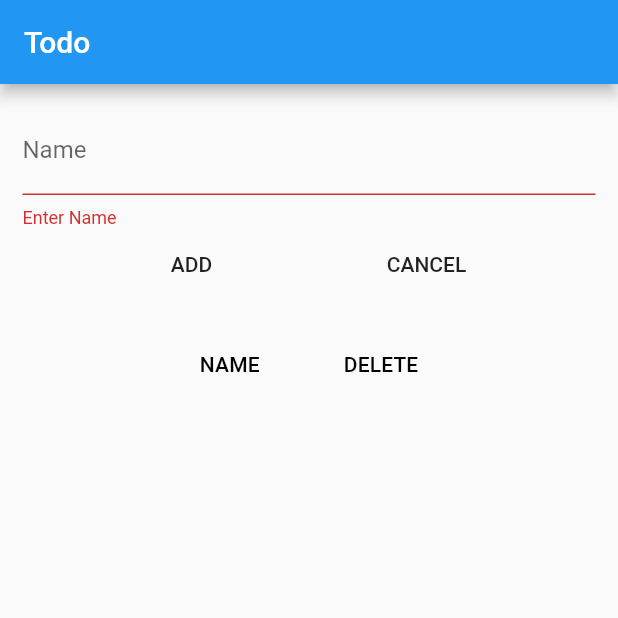
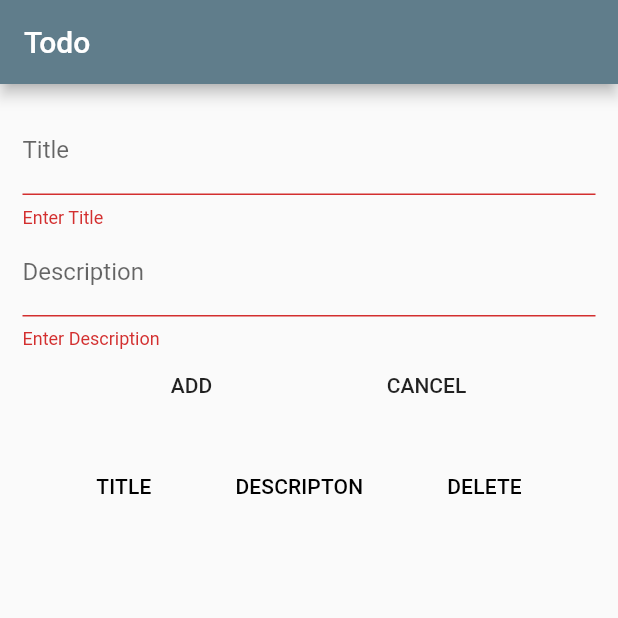
Before and after one commit to rowen101/fluttertodosqlite, a Flutter app: the screen it shows after launch, after a tap on "ADD", on a phone screen of 412 x 824 dp, the top half of it. Run offline on Flutter 3.47's test engine with Material 2 defaults, Android fonts, the phone set to English and light mode, and no system bars; our stand-ins replace sqflite; accounts and stored records are empty.

Commit message:
Initial update

```diff
--- a/lib/main.dart
+++ b/lib/main.dart
@@ -1,7 +1,8 @@
+import 'package:basicapp/sqlite/employee.dart';
 import 'package:flutter/material.dart';
-import 'src/sqlite/employee.dart';
 import 'dart:async';
-import 'src/sqlite/db_helper.dart';
+import 'package:basicapp/sqlite/db_helper.dart';
+
 void main() => runApp(MyApp());
 
 class MyApp extends StatelessWidget {
@@ -9,9 +10,10 @@ class MyApp extends StatelessWidget {
   @override
   Widget build(BuildContext context) {
     return MaterialApp(
+       debugShowCheckedModeBanner: false,
       title: 'Flutter Demo',
       theme: ThemeData(
-        primarySwatch: Colors.blue,
+        primarySwatch: Colors.blueGrey,
       ),
       home: MyHomePage(title: 'Todo'),
     );
@@ -28,11 +30,12 @@ class MyHomePage extends StatefulWidget {
 }
 
 class _MyHomePageState extends State<MyHomePage> {
-
   //
   Future<List<Employee>> employees;
   TextEditingController controller = TextEditingController();
+  TextEditingController cdescription = TextEditingController();
   String name;
+  String description;
   int curUserId;
 
   final formKey = new GlobalKey<FormState>();
@@ -40,34 +43,35 @@ class _MyHomePageState extends State<MyHomePage> {
   bool isUpdating;
 
   @override
-  void initState(){
+  void initState() {
     super.initState();
-    dbHelper =  DBHelper();
+    dbHelper = DBHelper();
     isUpdating = false;
     refreshList();
   }
 
-  refreshList(){
+  refreshList() {
     setState(() {
       employees = dbHelper.getEmployees();
     });
   }
-  clearName(){
+
+  clearName() {
     controller.text = '';
+    cdescription.text = '';
   }
 
-  validate(){
-    if(formKey.currentState.validate()){
+  validate() {
+    if (formKey.currentState.validate()) {
       formKey.currentState.save();
-      if(isUpdating){
-        Employee e = Employee(curUserId, name);
+      if (isUpdating) {
+        Employee e = Employee(curUserId, name, description);
         dbHelper.update(e);
         setState(() {
           isUpdating = false;
         });
-
       } else {
-        Employee e =Employee(null, name);
+        Employee e = Employee(null, name, description);
         dbHelper.save(e);
       }
       clearName();
@@ -75,7 +79,7 @@ class _MyHomePageState extends State<MyHomePage> {
     }
   }
 
-  form(){
+  form() {
     return Form(
       key: formKey,
       child: Padding(
@@ -88,9 +92,16 @@ class _MyHomePageState extends State<MyHomePage> {
             TextFormField(
               controller: controller,
               keyboardType: TextInputType.text,
-              decoration: InputDecoration(labelText: 'Name'),
-              validator: (val) => val.length == 0 ? 'Enter Name' :null,
+              decoration: InputDecoration(labelText: 'Title'),
+              validator: (val) => val.length == 0 ? 'Enter Title' : null,
               onSaved: (val) => name = val,
+            ),
+            TextFormField(
+              controller: cdescription,
+              keyboardType: TextInputType.text,
+              decoration: InputDecoration(labelText: 'Description'),
+              validator: (val) => val.length == 0 ? 'Enter Description' : null,
+              onSaved: (val) => description = val,
             ),
             Row(
               mainAxisAlignment: MainAxisAlignment.spaceEvenly,
@@ -100,7 +111,7 @@ class _MyHomePageState extends State<MyHomePage> {
                   child: Text(isUpdating ? 'UPDATE' : 'ADD'),
                 ),
                 FlatButton(
-                  onPressed: (){
+                  onPressed: () {
                     setState(() {
                       isUpdating = false;
                     });
@@ -116,53 +127,57 @@ class _MyHomePageState extends State<MyHomePage> {
     );
   }
 
-  SingleChildScrollView dataTable(List<Employee> employees){
+  SingleChildScrollView dataTable(List<Employee> employees) {
     return SingleChildScrollView(
       scrollDirection: Axis.vertical,
       child: DataTable(
         columns: [
-          DataColumn(
-            label: Text('NAME')
-          ),
-          DataColumn(
-            label: Text('DELETE')
-          )
+          DataColumn(label: Text('TITLE')),
+          DataColumn(label: Text('DESCRIPTON')),
+          DataColumn(label: Text('DELETE'))
         ],
-        rows: employees.map((employees) => DataRow(
-          cells: [
-            DataCell(
-              Text(employees.name),
-              onTap: (){
+        rows: employees
+            .map(
+              (employees) => DataRow(cells: [
+                DataCell(Text(employees.name), onTap: () {
                   setState(() {
                     isUpdating = true;
                     curUserId = employees.id;
                   });
                   controller.text = employees.name;
-              }
-            ),
-             DataCell(
-              IconButton(
+                  cdescription.text = employees.description;
+                }),
+                DataCell(Text(employees.description), onTap: (){
+                  setState(() {
+                    isUpdating = true;
+                    curUserId = employees.id;
+                  });
+                   controller.text = employees.name;
+                  cdescription.text = employees.description;
+                }),
+                DataCell(IconButton(
                   icon: Icon(Icons.delete),
-                onPressed: (){
+                  onPressed: () {
                     dbHelper.delete(employees.id);
                     refreshList();
                   },
+                ))
+              ]),
             )
-            )
-          ]
-        ),).toList(),
+            .toList(),
       ),
     );
   }
-  list(){
+
+  list() {
     return Expanded(
       child: FutureBuilder(
         future: employees,
-         builder: (context, snapshot){
-           if(snapshot.hasData){
+        builder: (context, snapshot) {
+          if (snapshot.hasData) {
             return dataTable(snapshot.data);
           }
-           if(null == snapshot.data || snapshot.data.length == 0){
+          if (null == snapshot.data || snapshot.data.length == 0) {
             return Text("No Data Found");
           }
 
@@ -171,6 +186,7 @@ class _MyHomePageState extends State<MyHomePage> {
       ),
     );
   }
+
   @override
   Widget build(BuildContext context) {
     return Scaffold(
@@ -182,10 +198,7 @@ class _MyHomePageState extends State<MyHomePage> {
           mainAxisAlignment: MainAxisAlignment.start,
           mainAxisSize: MainAxisSize.min,
           verticalDirection: VerticalDirection.down,
-          children: <Widget>[
-              form(),
-              list()
-          ],
+          children: <Widget>[form(), list()],
         ),
       ),
     );
--- /dev/null
+++ b/lib/sqlite/db_helper.dart
@@ -0,0 +1,79 @@
+import 'dart:async';
+import 'dart:io' as io;
+import 'package:path/path.dart';
+import 'package:sqflite/sqflite.dart';
+import 'package:path_provider/path_provider.dart';
+import 'employee.dart';
+
+class DBHelper {
+    static Database _db;
+    static const String ID = 'id';
+    static const String NAME = 'name';
+    static const String DESCRIPTION = 'description';
+    static const String TABLE = 'Employee';
+    static const String DB_NAME = 'employee.db';
+
+    Future<Database> get db async {
+      if(_db != null){
+        return _db;
+      }
+      _db = await initDb();
+      return _db;
+    }
+
+  initDb() async {
+    io.Directory documentsDirectory = await getApplicationDocumentsDirectory();
+    String path = join(documentsDirectory.path, DB_NAME);
+    var db = await openDatabase(path, version: 1, onCreate: _onCreate);
+    return db;
+  }
+
+  _onCreate(Database db, int version) async{
+    await db.execute("CREATE TABLE $TABLE ($ID INTEGER PRIMARY KEY, $NAME TEXT, $DESCRIPTION TEXT)");
+  }
+
+  //Save Employee
+  Future<Employee> save(Employee employee) async {
+    var dbClient = await db;
+    employee.id = await dbClient.insert(TABLE, employee.toMap());
+    return employee;
+
+    // await dbClient.transaction((txn) async {
+    //   var query = "INSERT INTO $TABLE ($NAME) VALUES ('" + employee.name + "')";
+    //   return await txn.rawInsert(query);
+    // });
+  }
+  //select employee
+  Future<List<Employee>> getEmployees() async {
+    var dbClient = await db;
+    List<Map> maps = await dbClient.query(TABLE, columns: [ID, NAME, DESCRIPTION]);
+    // List<Map> maps = await dbClient.rawQuery("SELECT * FROM $TABLE");
+    List<Employee> employees = [];
+    if(maps.length > 0){
+      for(int i = 0; i < maps.length; i++){
+        employees.add(Employee.fromMap(maps[i]));
+      }
+    }
+    return employees;
+  }
+
+  //delete employee
+  Future<int> delete (int id) async {
+    var dbClient = await db;
+    return await dbClient.delete(TABLE, where: '$ID = ?', whereArgs: [id]);
+  }
+
+
+  //update employee
+  Future<int> update(Employee employee) async{
+    var dbClinet = await db;
+    return await dbClinet.update(TABLE, employee.toMap(),
+      where: '$ID = ?' , whereArgs: [employee.id]);
+  }
+
+  //close the database
+  Future close() async{
+    var dbClient = await db;
+    dbClient.close();
+  }
+}
--- /dev/null
+++ b/lib/sqlite/employee.dart
@@ -0,0 +1,21 @@
+class Employee{
+  int id;
+  String name;
+  String description;
+  Employee(this.id, this.name, this.description);
+
+  Map<String, dynamic> toMap(){
+    var map = <String, dynamic>{
+      'id': id,
+      'name': name,
+      'description': description
+    };
+    return map;
+  }
+
+  Employee.fromMap(Map<String, dynamic>map){
+    id = map['id'];
+    name = map['name'];
+    description = map['description'];
+  }
+}
--- a/pubspec.yaml
+++ b/pubspec.yaml
@@ -1,4 +1,4 @@
-name: todo
+name: basicapp
 description: A new Flutter project.
 
 # The following defines the version and build number for your application.
```
Also changed, not shown: 10 other files. Lines whose indentation alone changed are shown as unchanged.
